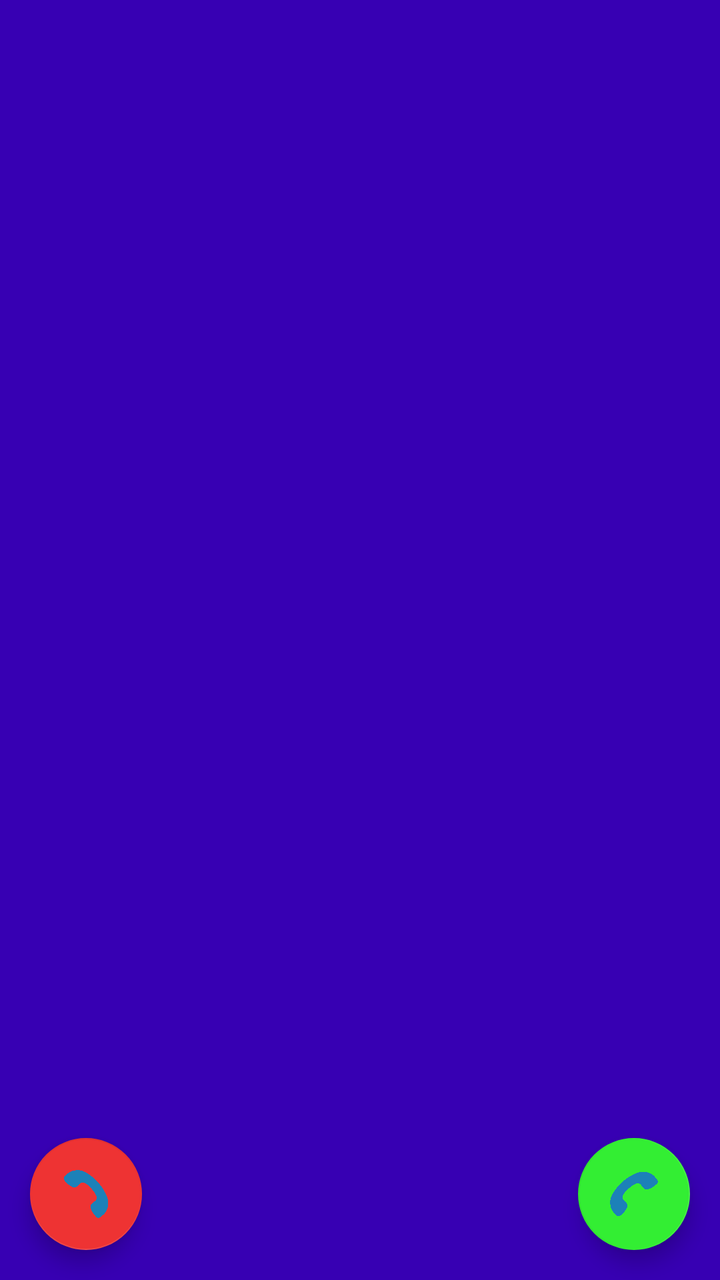
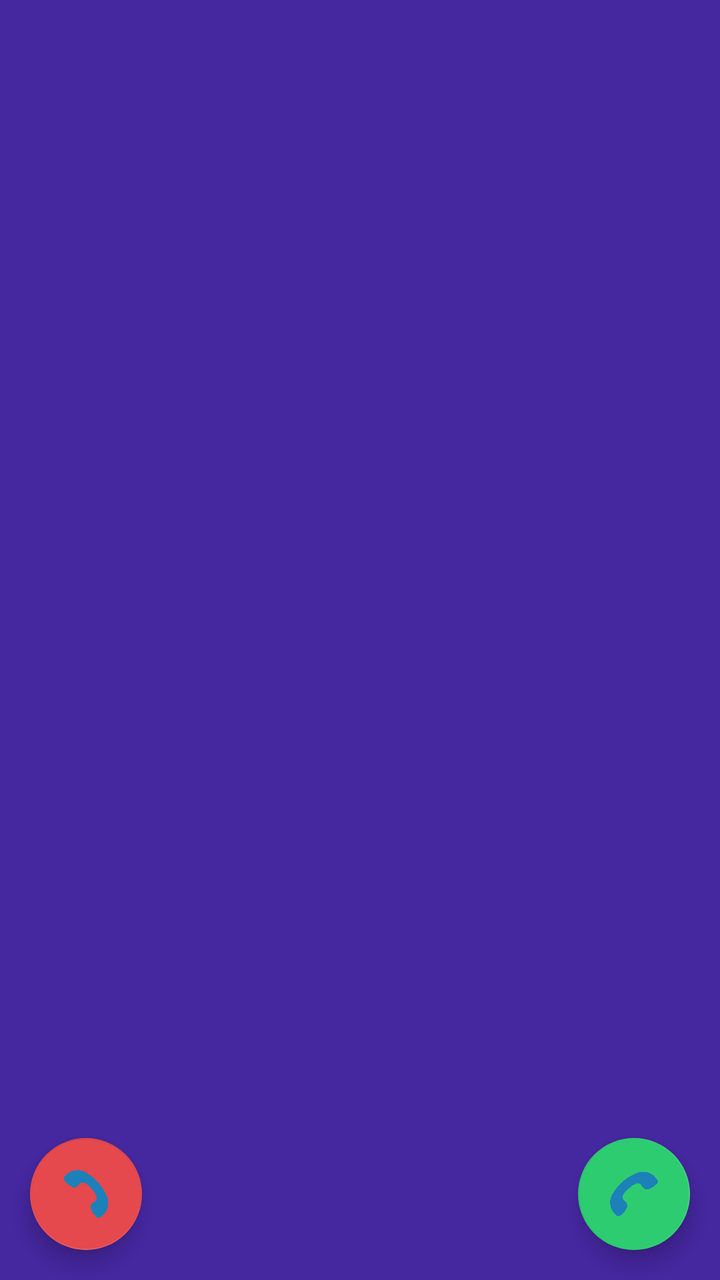

An Android layout rendered at two revisions. The XML below is the earlier revision; the diff shows what the commit changed to produce the second picture.
<!-- AndroidManifest.xml: application theme Theme.MyApplication -->
<!-- res/layout/activity_call.xml -->
<androidx.constraintlayout.widget.ConstraintLayout xmlns:android="http://schemas.android.com/apk/res/android"
    xmlns:app="http://schemas.android.com/apk/res-auto"
    android:layout_width="match_parent"
	android:background="?attr/colorPrimaryVariant"
    android:layout_height="match_parent">
	
	<ImageView
		android:id="@+id/caller_image"
		android:layout_height="100dp"
		android:layout_width="100dp"
		android:layout_marginTop="100dp"
		app:layout_constraintTop_toTopOf="parent"
		app:layout_constraintLeft_toLeftOf="parent"
		app:layout_constraintRight_toRightOf="parent" />
		
	<TextView
		android:layout_height="wrap_content"
		android:layout_width="wrap_content"
		android:textAlignment="center"
		android:textSize="20sp"
		app:layout_constraintLeft_toLeftOf="parent"
		app:layout_constraintRight_toRightOf="parent"
		app:layout_constraintTop_toBottomOf="@+id/caller_image"
		android:layout_margin="10dp"
		android:id="@+id/caller" />
		
	<Chronometer
		android:layout_height="wrap_content"
		android:layout_width="wrap_content"
		android:id="@+id/call_timer"
		app:layout_constraintLeft_toLeftOf="parent"
		app:layout_constraintRight_toRightOf="parent"
		app:layout_constraintTop_toBottomOf="@+id/caller"
		android:textAlignment="center"
		android:visibility="gone"
		android:textSize="10sp" />
		
	<com.google.android.material.floatingactionbutton.FloatingActionButton
		android:layout_height="wrap_content"
		android:layout_width="wrap_content"
		android:id="@+id/accept_bt"
		app:layout_constraintBottom_toBottomOf="parent"
		app:layout_constraintRight_toRightOf="parent"
		android:layout_margin="15dp"
		app:backgroundTint="#3e3"
		android:src="@drawable/ic_call"
		android:rotation="90" />
		
	<com.google.android.material.floatingactionbutton.FloatingActionButton
		android:layout_height="wrap_content"
		android:layout_width="wrap_content"
		android:layout_margin="15dp"
		android:id="@+id/reject_bt"
		app:backgroundTint="#e33"
		app:layout_constraintLeft_toLeftOf="parent"
		app:layout_constraintBottom_toBottomOf="parent"
		android:src="@drawable/ic_call"
		android:rotation="180" />

</androidx.constraintlayout.widget.ConstraintLayout>
<!-- resources referenced by this layout -->
<resources>
  <!-- drawable ic_call: png bitmap (drawable, 9699 bytes) -->
  <style name="Theme.MyApplication" parent="Theme.AppCompat.Light.NoActionBar">
  
          
          <item name="colorPrimary">@color/purple_500</item>
          <item name="colorPrimaryVariant">@color/purple_700</item>
          <item name="colorOnPrimary">@color/white</item>
          
          <item name="colorSecondary">@color/teal_200</item>
          <item name="colorSecondaryVariant">@color/teal_700</item>
          <item name="colorOnSecondary">#ff3</item>
          
          <item name="android:statusBarColor" tools:targetApi="l">?attr/colorPrimaryVariant</item>
          <item name="android:navigationBarColor" tools:targetApi="l">?attr/colorPrimaryVariant</item>
  		<item name="android:textColorSecondary">#aa2</item>
  		<item name="android:textColorPrimary">#ff3</item>
  		<item name="android:textColor">#ff2</item>
  		<item name="colorSurface">?attr/colorPrimary</item>
  		<item name="android:itemBackground">?attr/colorPrimaryVariant</item>
          
      </style>
  <color name="purple_500">#FF6200EE</color>
  <color name="purple_700">#FF3700B3</color>
  <color name="white">#FFFFFFFF</color>
  <color name="teal_200">#FF03DAC5</color>
  <color name="teal_700">#FF018786</color>
</resources>

<!-- the commit's change to res/layout/activity_call.xml (unified diff, before → after) -->
@@ -35,6 +35,22 @@
 		android:visibility="gone"
 		android:textSize="10sp" />
 		
+	
+	<com.google.android.material.floatingactionbutton.FloatingActionButton
+		android:layout_height="wrap_content"
+		android:layout_width="wrap_content"
+		android:id="@+id/speaker_bt"
+		app:fabSize="mini"
+		app:layout_constraintLeft_toLeftOf="parent"
+		app:layout_constraintRight_toRightOf="parent"
+		app:layout_constraintBottom_toBottomOf="parent"
+		android:layout_marginBottom="120dp"
+		android:src="@drawable/ic_speaker"
+			app:backgroundTint="#888888"
+			app:tint="@color/white"
+		android:contentDescription="Toggle speaker"
+		android:visibility="gone" />
+
 	<com.google.android.material.floatingactionbutton.FloatingActionButton
 		android:layout_height="wrap_content"
 		android:layout_width="wrap_content"
@@ -42,7 +58,7 @@
 		app:layout_constraintBottom_toBottomOf="parent"
 		app:layout_constraintRight_toRightOf="parent"
 		android:layout_margin="15dp"
-		app:backgroundTint="#3e3"
+		app:backgroundTint="@color/call_accept"
 		android:src="@drawable/ic_call"
 		android:rotation="90" />
 		
@@ -51,7 +67,7 @@
 		android:layout_width="wrap_content"
 		android:layout_margin="15dp"
 		android:id="@+id/reject_bt"
-		app:backgroundTint="#e33"
+		app:backgroundTint="@color/danger"
 		app:layout_constraintLeft_toLeftOf="parent"
 		app:layout_constraintBottom_toBottomOf="parent"
 		android:src="@drawable/ic_call"
<!-- resource entries referenced after the edit -->
@@ -1,30 +1,45 @@
 <!-- resources referenced by this layout -->
 <resources>
+  <color name="call_accept">#FF2ECC71</color>
+  <color name="danger">#FFE5484D</color>
   <!-- drawable ic_call: png bitmap (drawable, 9699 bytes) -->
+  <!-- drawable ic_speaker (drawable) -->
+  <vector xmlns:android="http://schemas.android.com/apk/res/android"
+  	android:width="24dp"
+  	android:height="24dp"
+  	android:viewportWidth="24"
+  	android:viewportHeight="24">
+  	<path
+  		android:fillColor="#FFFFFFFF"
+  		android:pathData="M3,9v6h4l5,5V4L7,9H3zM16.5,12c0,-1.77 -1.02,-3.29 -2.5,-4.03v8.05c1.48,-0.73 2.5,-2.25 2.5,-4.02zM14,3.23v2.06c2.89,0.86 5,3.54 5,6.71s-2.11,5.85 -5,6.71v2.06c4.01,-0.91 7,-4.49 7,-8.77s-2.99,-7.86 -7,-8.77z" />
+  </vector>
   <style name="Theme.MyApplication" parent="Theme.AppCompat.Light.NoActionBar">
-  
-          
           <item name="colorPrimary">@color/purple_500</item>
           <item name="colorPrimaryVariant">@color/purple_700</item>
           <item name="colorOnPrimary">@color/white</item>
-          
+          <item name="colorAccent">@color/accent</item>
+  
           <item name="colorSecondary">@color/teal_200</item>
           <item name="colorSecondaryVariant">@color/teal_700</item>
-          <item name="colorOnSecondary">#ff3</item>
-          
+          <item name="colorOnSecondary">@color/white</item>
+  
+          <item name="android:windowBackground">@color/window_bg</item>
           <item name="android:statusBarColor" tools:targetApi="l">?attr/colorPrimaryVariant</item>
-          <item name="android:navigationBarColor" tools:targetApi="l">?attr/colorPrimaryVariant</item>
-  		<item name="android:textColorSecondary">#aa2</item>
-  		<item name="android:textColorPrimary">#ff3</item>
-  		<item name="android:textColor">#ff2</item>
-  		<item name="colorSurface">?attr/colorPrimary</item>
-  		<item name="android:itemBackground">?attr/colorPrimaryVariant</item>
-          
+          <item name="android:navigationBarColor" tools:targetApi="l">@color/window_bg</item>
+          <item name="android:windowLightNavigationBar" tools:targetApi="o_mr1">true</item>
+          <item name="android:textColorPrimary">@color/text_primary</item>
+          <item name="android:textColorSecondary">@color/text_secondary</item>
+          <item name="colorSurface">@color/white</item>
+          <item name="colorOnSurface">@color/text_primary</item>
       </style>
-  <color name="purple_500">#FF6200EE</color>
-  <color name="purple_700">#FF3700B3</color>
+  <color name="purple_500">#FF5E35B1</color>
+  <color name="purple_700">#FF4527A0</color>
+  <color name="accent">#FF00BFA5</color>
   <color name="white">#FFFFFFFF</color>
-  <color name="teal_200">#FF03DAC5</color>
-  <color name="teal_700">#FF018786</color>
+  <color name="teal_200">#FF00BFA5</color>
+  <color name="teal_700">#FF00897B</color>
+  <color name="window_bg">#FFF6F4FB</color>
+  <color name="text_primary">#FF1F1B2E</color>
+  <color name="text_secondary">#FF5F5B76</color>
 </resources>
 
